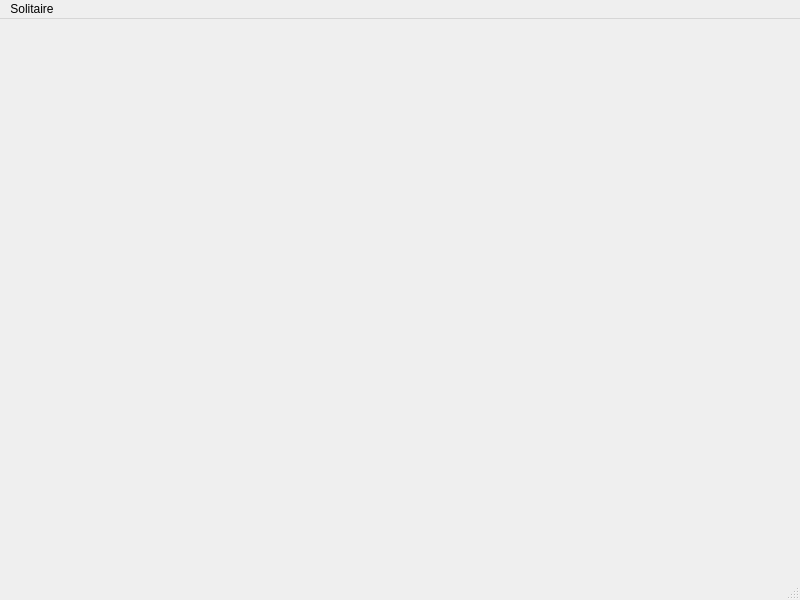
SteveSchilz/Solitaire, file QtSolitaire/mainwindow.ui: the form before one commit.
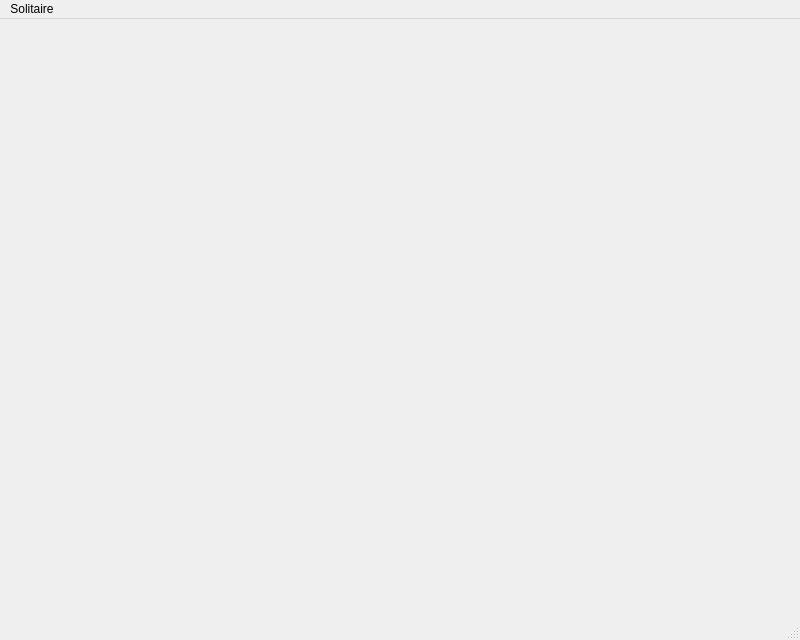
The form after the commit. Icons and pictures are not drawn.

```diff
--- a/QtSolitaire/mainwindow.ui
+++ b/QtSolitaire/mainwindow.ui
@@ -7,7 +7,7 @@
     <x>0</x>
     <y>0</y>
     <width>800</width>
-    <height>600</height>
+    <height>640</height>
    </rect>
   </property>
   <property name="acceptDrops">
```
